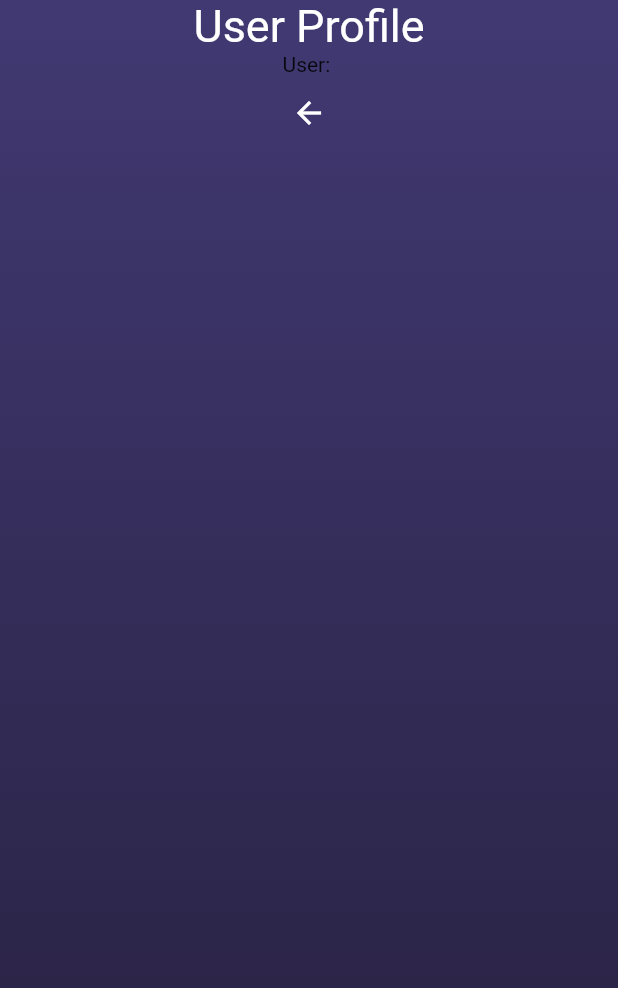
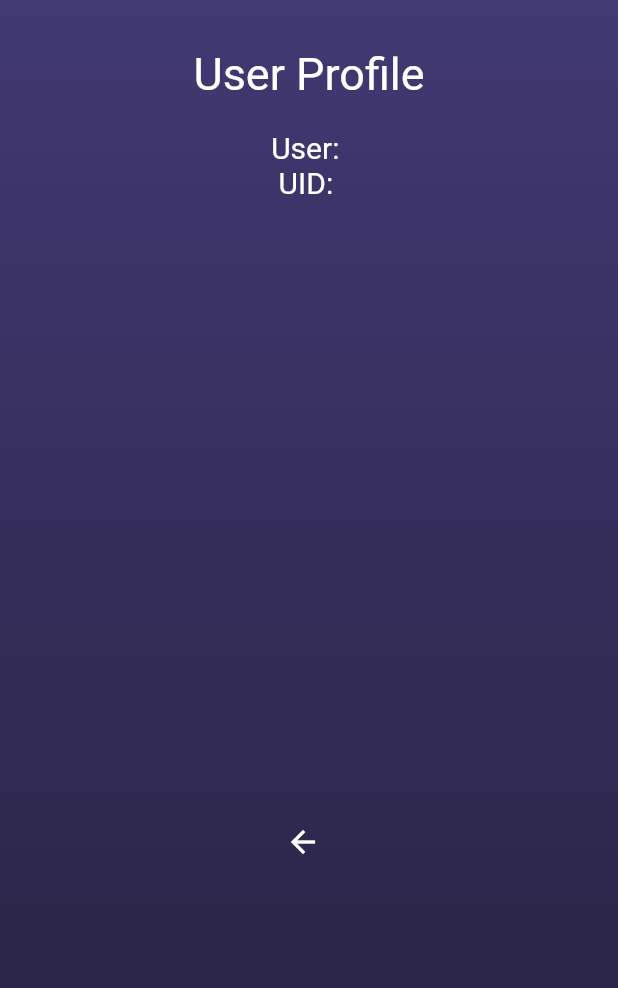
Before and after one commit to Germanins6/Mobile-devices, a Flutter app: the screen it shows once a user with an empty profile is signed in, after a tap on the "account circle" icon, on a phone screen of 412 x 824 dp. Shown: the top 988 px of the screen. Run offline on Flutter 3.47's test engine with Material 2 defaults, Android fonts, the phone set to English and light mode, and no system bars; our stand-ins replace cloud_firestore, firebase_auth, firebase_core; accounts and stored records are empty.

Commit message:
profile screen without overfloads

```diff
--- a/bmw_design/lib/screens/Profile.dart
+++ b/bmw_design/lib/screens/Profile.dart
@@ -1,3 +1,4 @@
+import 'package:cloud_firestore/cloud_firestore.dart';
 import 'package:firebase_auth/firebase_auth.dart';
 import 'package:flutter/material.dart';
 
@@ -5,11 +6,12 @@ class Profile extends StatelessWidget {
   @override
   Widget build(BuildContext context) {
     final user = FirebaseAuth.instance.currentUser;
+    final db = FirebaseFirestore.instance;
+    final firebaseUser = db.collection('users').snapshots();
     return MaterialApp(
       title: 'My App which needs login',
       home: Scaffold(
-        body: Center(
-          child: Column(
+        body: Column(
           mainAxisSize: MainAxisSize.min,
           children: [
             Container(
@@ -23,14 +25,14 @@ class Profile extends StatelessWidget {
                     colors: [Color(0xFF26203E), Color(0xFF413972)],
                   ),
                 ),
-                  // Text('Car App HomePage'),
-                  // Text('User: ${user.email}\n${user.displayName}'),
-                  // SizedBox(height: 50),
                 // RaisedButton(
                 //   child: Text('Logout'),
                 //   onPressed: () {
                 //     FirebaseAuth.instance.signOut();
                 //   },
+                child: SingleChildScrollView(
+                  child: Padding(
+                    padding: EdgeInsets.all(32),
                     child: Column(children: [
                       Text(
                         'User Profile',
@@ -39,10 +41,19 @@ class Profile extends StatelessWidget {
                           color: Colors.white,
                         ),
                       ),
-                    Text('User: ${user.email}'),
+                      SizedBox(height: 20),
+                      Text(
+                        'User: ${user.email}\n UID: ${user.uid}',
+                        style: TextStyle(
+                          fontSize: 20,
+                          color: Colors.white,
+                        ),
+                      ),
+                      SizedBox(height: 400),
                       IconButton(
                         icon: Icon(Icons.arrow_back),
                         color: Colors.white,
+                        alignment: Alignment.bottomLeft,
                         onPressed: () {
                           Navigator.pop(context);
                         },
@@ -50,8 +61,9 @@ class Profile extends StatelessWidget {
                     ]),
                   ),
                 ),
+              ),
+            ),
           ],
-          ),
         ),
       ),
     );
--- a/bmw_design/lib/sign_in_flow/screens/sign_up_screen.dart
+++ b/bmw_design/lib/sign_in_flow/screens/sign_up_screen.dart
@@ -90,7 +90,6 @@ class _SignUpScreenState extends State<SignUpScreen> {
                         color: Colors.white,
                       ),
                     ),
-                    keyboardType: TextInputType.name,
                   ),
                   SizedBox(height: 12),
                   TextField(
@@ -119,7 +118,6 @@ class _SignUpScreenState extends State<SignUpScreen> {
                         color: Colors.white,
                       ),
                     ),
-                    keyboardType: TextInputType.name,
                   ),
                   SizedBox(height: 12),
                   TextField(
```
Lines whose indentation alone changed are shown as unchanged.
